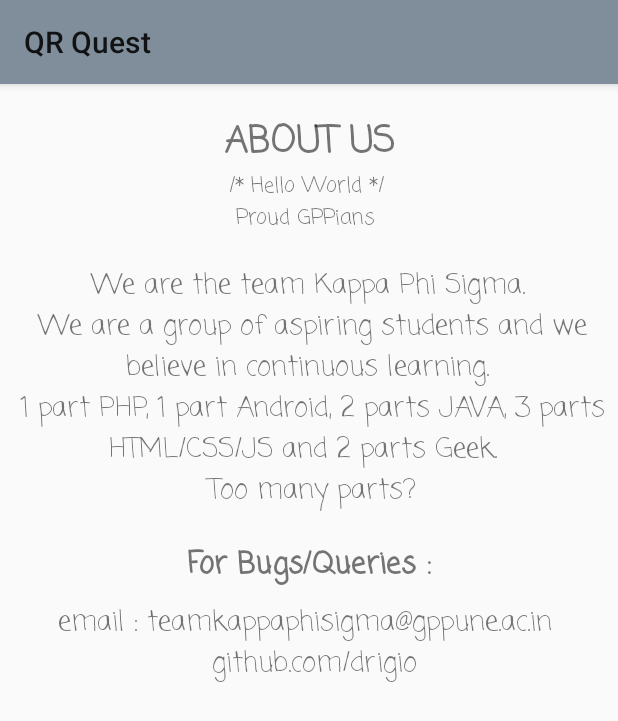
After one commit to drigio/QrQuest, an Android app: the About screen opened directly, with no data from a screen before it, on a phone screen of 412 x 824 dp. The commit adds this screen. Shown: the top 721 px of the screen. Run offline under Robolectric (Android 15) with nearby library versions, the phone set to English and light mode, and no system bars.

Commit message:
Major Changes in all the areas
Changed the UI
Removed group code from bottom
Added an About Section
Added a Reset option

```diff
--- /dev/null
+++ b/app/src/main/java/com/example/drigio/qrcodescan/About.java
@@ -0,0 +1,13 @@
+package com.example.drigio.qrcodescan;
+
+import android.support.v7.app.AppCompatActivity;
+import android.os.Bundle;
+
+public class About extends AppCompatActivity {
+
+    @Override
+    protected void onCreate(Bundle savedInstanceState) {
+        super.onCreate(savedInstanceState);
+        setContentView(R.layout.activity_about);
+    }
+}
--- a/app/src/main/java/com/example/drigio/qrcodescan/DatabaseHelper.java
+++ b/app/src/main/java/com/example/drigio/qrcodescan/DatabaseHelper.java
@@ -62,4 +62,9 @@ public class DatabaseHelper extends SQLiteOpenHelper{
         Cursor data = sqLiteDatabase.rawQuery(query,null);
         return data;
     }
+
+    public void deleteAll() {
+        SQLiteDatabase sqLiteDatabase = this.getWritableDatabase();
+        sqLiteDatabase.delete(TB_NAME,null,null);
+    }
 }
--- /dev/null
+++ b/app/src/main/res/layout/activity_about.xml
@@ -0,0 +1,70 @@
+<?xml version="1.0" encoding="utf-8"?>
+<RelativeLayout xmlns:android="http://schemas.android.com/apk/res/android"
+    xmlns:app="http://schemas.android.com/apk/res-auto"
+    xmlns:tools="http://schemas.android.com/tools"
+    android:layout_width="match_parent"
+    android:layout_height="match_parent"
+    tools:context="com.example.drigio.qrcodescan.About">
+
+    <TextView
+        android:layout_width="match_parent"
+        android:layout_height="wrap_content"
+        android:layout_marginTop="20dp"
+        android:fontFamily="casual"
+        android:text="About Us"
+        android:textAlignment="center"
+        android:textAllCaps="true"
+        android:textSize="24sp"
+        android:textStyle="bold"
+        android:id="@+id/aboutMe"/>
+
+    <TextView
+        android:layout_width="match_parent"
+        android:layout_height="wrap_content"
+        android:layout_below="@+id/aboutMe"
+        android:text="/* Hello World */ \n Proud GPPians  "
+        android:textAlignment="center"
+        android:fontFamily="casual"
+        android:id="@+id/helloWorld"/>
+
+    <TextView
+        android:layout_width="match_parent"
+        android:layout_height="wrap_content"
+        android:textAlignment="center"
+        android:id="@+id/mainAbout"
+        android:layout_below="@+id/helloWorld"
+        android:layout_marginTop="20dp"
+        android:textSize="18sp"
+        android:text="@string/aboutMe"
+        android:fontFamily="casual"
+        android:layout_marginLeft="5dp"
+        android:layout_marginRight="8dp"
+        />
+
+    <TextView
+        android:layout_width="match_parent"
+        android:layout_height="wrap_content"
+        android:id="@+id/contact"
+        android:layout_below="@+id/mainAbout"
+        android:fontFamily="casual"
+        android:layout_marginTop="20dp"
+        android:textAlignment="center"
+        android:textStyle="bold"
+        android:text="@string/contact"
+        android:textSize="20sp"
+        />
+
+    <TextView
+        android:id="@+id/email"
+        android:layout_width="match_parent"
+        android:layout_height="wrap_content"
+        android:layout_alignParentLeft="true"
+        android:layout_alignParentStart="true"
+        android:layout_alignTop="@+id/contact"
+        android:layout_marginTop="40dp"
+        android:fontFamily="casual"
+        android:text="email : teamkappaphisigma@gppune.ac.in \n github.com/drigio"
+        android:textAlignment="center"
+        android:textSize="18sp" />
+
+</RelativeLayout>
--- /dev/null
+++ b/app/src/main/res/values/array.xml
@@ -0,0 +1,6 @@
+<?xml version="1.0" encoding="utf-8"?>
+<resources>
+    <array name="preloaded_fonts">
+        <item>@font/bellfont </item>
+    </array>
+</resources>
--- a/app/src/main/res/values/colors.xml
+++ b/app/src/main/res/values/colors.xml
@@ -3,6 +3,10 @@
     <color name="colorPrimary">#3F51B5</color>
     <color name="colorPrimaryDark">#303F9F</color>
     <color name="colorAccent">#FF4081</color>
+
     <color name="border_shadow">#3F51B5</color>
     <color name="white">#FFFFFF</color>
+
+    <color name="ActionBar">#808E9B</color>
+    <color name="ochre">#f7f1e3</color>
 </resources>
--- a/app/src/main/res/values/strings.xml
+++ b/app/src/main/res/values/strings.xml
@@ -1,3 +1,14 @@
 <resources>
-    <string name="app_name">QrCodeScan</string>
+    <string name="app_name">QR Quest</string>
+
+    <string name="aboutMe">
+        We are the team Kappa Phi Sigma.\n
+        We are a group of aspiring students and we believe in continuous learning.\n
+        1 part PHP, 1 part Android, 2 parts JAVA, 3 parts HTML/CSS/JS and 2 parts Geek. \n
+        Too many parts?
+    </string>
+
+    <string name="contact">
+        For Bugs/Queries :\n
+    </string>
 </resources>
--- a/app/src/main/res/values/styles.xml
+++ b/app/src/main/res/values/styles.xml
@@ -1,10 +1,10 @@
 <resources>
 
     <!-- Base application theme. -->
-    <style name="AppTheme" parent="Theme.AppCompat.Light.DarkActionBar">
+    <style name="AppTheme" parent="Theme.AppCompat.Light">
         <!-- Customize your theme here. -->
-        <item name="colorPrimary">@color/colorPrimary</item>
-        <item name="colorPrimaryDark">@color/colorPrimaryDark</item>
+        <item name="colorPrimary">@color/ActionBar</item>
+        <item name="colorPrimaryDark">@color/ActionBar</item>
         <item name="colorAccent">@color/colorAccent</item>
     </style>
 
```
Also changed, not shown: app/src/main/AndroidManifest.xml (+10 -2 lines), app/src/main/java/com/example/drigio/qrcodescan/try_main.java (added, +213 -0 lines), app/src/main/res/drawable/mydrawable.xml (+2 -8 lines), app/src/main/res/font/bellfont.xml (added, +7 -0 lines), app/src/main/res/layout/activity_previous_hints.xml (+8 -8 lines), app/src/main/res/layout/list_item.xml (+11 -10 lines), app/src/main/res/layout/try_main.xml (added, +25 -0 lines), app/src/main/res/menu/main_menu.xml (added, +8 -0 lines), app/src/main/res/drawable/hints.png (added), app/src/main/res/drawable/hunt.png (added), app/src/main/res/font/main.TTF (added), gradle/wrapper/gradle-wrapper.properties, 12 other files.
